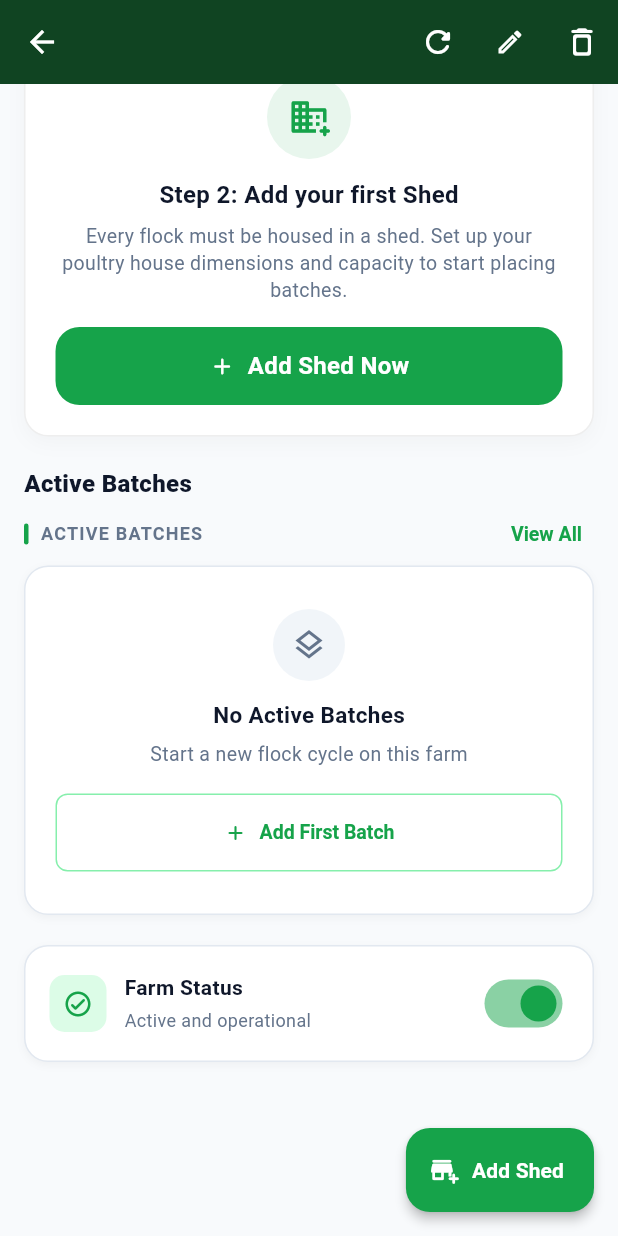
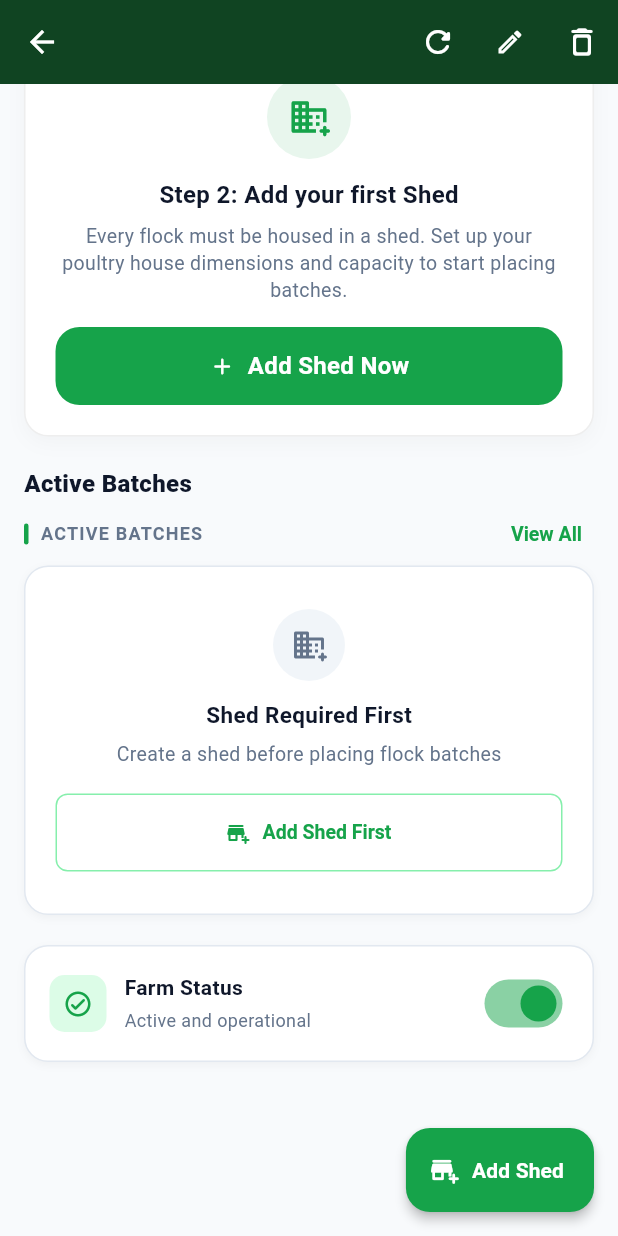
Before and after one commit to Muthudeenathayalan/FlockSense, a Flutter app: the FarmCommandCenterScreen screen opened directly with empty values, scrolled down 997 dp, on a phone screen of 412 x 824 dp. Run offline on Flutter 3.47's test engine with Material 3 defaults, Android fonts, the phone set to English and light mode, and no system bars; our stand-ins replace cloud_firestore, cloud_functions, file_picker, firebase_auth, firebase_core, firebase_messaging and 15 more; missing offline and left inert: excel; accounts and stored records are empty.

Commit message:
feat(farms): enhance active batches list section within farm detail view

```diff
--- a/repo/FlockSense/lib/features/farms/presentation/widgets/farm_active_batches_section.dart
+++ b/repo/FlockSense/lib/features/farms/presentation/widgets/farm_active_batches_section.dart
@@ -7,6 +7,9 @@ import 'package:flock_sense/features/batches/presentation/screens/batch_command_
 import 'package:flock_sense/features/batches/presentation/screens/batch_form_screen.dart';
 import 'package:flock_sense/features/batches/presentation/screens/batch_list_screen.dart';
 import 'package:flock_sense/features/farms/domain/farm_model.dart';
+import 'package:flock_sense/features/sheds/data/shed_service.dart';
+import 'package:flock_sense/features/sheds/domain/shed_model.dart';
+import 'package:flock_sense/features/sheds/presentation/screens/shed_form_screen.dart';
 
 const Color _kPrimary = Color(0xFF16A34A);
 const Color _kTextPrimary = Color(0xFF0F172A);
@@ -14,9 +17,16 @@ const Color _kTextSecondary = Color(0xFF64748B);
 
 /// Displays the active batches list within a farm.
 class FarmActiveBatchesSection extends StatelessWidget {
-  const FarmActiveBatchesSection({super.key, required this.farm});
+  const FarmActiveBatchesSection({
+    super.key,
+    required this.farm,
+    this.sheds,
+    this.batches,
+  });
 
   final FarmModel farm;
+  final List<ShedModel>? sheds;
+  final List<BatchModel>? batches;
 
   @override
   Widget build(BuildContext context) {
@@ -26,7 +36,8 @@ class FarmActiveBatchesSection extends StatelessWidget {
         Row(
           mainAxisAlignment: MainAxisAlignment.spaceBetween,
           children: [
-            Row(
+            Expanded(
+              child: Row(
                 children: [
                   Container(
                     width: 3,
@@ -37,7 +48,8 @@ class FarmActiveBatchesSection extends StatelessWidget {
                     ),
                   ),
                   const SizedBox(width: 8),
-                const Text(
+                  const Flexible(
+                    child: Text(
                       'ACTIVE BATCHES',
                       style: TextStyle(
                         fontSize: 12,
@@ -45,9 +57,13 @@ class FarmActiveBatchesSection extends StatelessWidget {
                         color: _kTextSecondary,
                         letterSpacing: 0.8,
                       ),
+                      overflow: TextOverflow.ellipsis,
+                    ),
                   ),
                 ],
               ),
+            ),
+            const SizedBox(width: 8),
             TextButton(
               onPressed: () {
                 Navigator.push(
@@ -77,6 +93,9 @@ class FarmActiveBatchesSection extends StatelessWidget {
           ],
         ),
         const SizedBox(height: 12),
+        if (batches != null)
+          _buildBatchesList(context, batches!)
+        else
           StreamBuilder<List<BatchModel>>(
             stream: BatchService.watchBatches(farm.id),
             builder: (context, snapshot) {
@@ -93,12 +112,45 @@ class FarmActiveBatchesSection extends StatelessWidget {
                 );
               }
 
-            final batches = snapshot.data ?? [];
-            final activeBatches = batches
+              final b = snapshot.data ?? [];
+              return _buildBatchesList(context, b);
+            },
+          ),
+      ],
+    );
+  }
+
+  Widget _buildBatchesList(BuildContext context, List<BatchModel> allBatches) {
+    final activeBatches = allBatches
         .where((b) => b.status.toLowerCase() == 'active')
         .toList();
 
     if (activeBatches.isEmpty) {
+      if (sheds != null) {
+        return _buildEmptyCard(context, sheds!.isEmpty);
+      }
+      return StreamBuilder<List<ShedModel>>(
+        stream: ShedService.watchSheds(farm.id),
+        builder: (context, shedSnap) {
+          final s = shedSnap.data ?? [];
+          return _buildEmptyCard(context, s.isEmpty);
+        },
+      );
+    }
+
+    return ListView.separated(
+      shrinkWrap: true,
+      physics: const NeverScrollableScrollPhysics(),
+      itemCount: activeBatches.length,
+      separatorBuilder: (_, __) => const SizedBox(height: 10),
+      itemBuilder: (context, index) {
+        final batch = activeBatches[index];
+        return _ActiveBatchCard(batch: batch, farm: farm);
+      },
+    );
+  }
+
+  Widget _buildEmptyCard(BuildContext context, bool noSheds) {
     return Container(
       width: double.infinity,
       decoration: AppDesign.cardDecoration,
@@ -115,44 +167,58 @@ class FarmActiveBatchesSection extends StatelessWidget {
               color: Color(0xFFF1F5F9),
               shape: BoxShape.circle,
             ),
-                      child: const Icon(
-                        Icons.layers_outlined,
+            child: Icon(
+              noSheds ? Icons.domain_add_rounded : Icons.layers_outlined,
               color: _kTextSecondary,
               size: 24,
             ),
           ),
           const SizedBox(height: 12),
-                    const Text(
-                      'No Active Batches',
-                      style: TextStyle(
+          Text(
+            noSheds ? 'Shed Required First' : 'No Active Batches',
+            style: const TextStyle(
               fontSize: 15,
               fontWeight: FontWeight.w700,
               color: _kTextPrimary,
             ),
           ),
           const SizedBox(height: 4),
-                    const Text(
-                      'Start a new flock cycle on this farm',
-                      style: TextStyle(fontSize: 13, color: _kTextSecondary),
+          Text(
+            noSheds
+                ? 'Create a shed before placing flock batches'
+                : 'Start a new flock cycle on this farm',
+            style: const TextStyle(fontSize: 13, color: _kTextSecondary),
           ),
           const SizedBox(height: 16),
           OutlinedButton.icon(
             onPressed: () {
+              if (noSheds) {
+                Navigator.push(
+                  context,
+                  MaterialPageRoute(
+                    builder: (_) => ShedFormScreen(
+                      farmId: farm.id,
+                      farm: farm,
+                    ),
+                  ),
+                );
+              } else {
                 Navigator.push(
                   context,
                   MaterialPageRoute(
                     builder: (_) => BatchFormScreen(farmId: farm.id),
                   ),
                 );
+              }
             },
-                      icon: const Icon(
-                        Icons.add_rounded,
+            icon: Icon(
+              noSheds ? Icons.add_business_rounded : Icons.add_rounded,
               size: 16,
               color: _kPrimary,
             ),
-                      label: const Text(
-                        'Add First Batch',
-                        style: TextStyle(
+            label: Text(
+              noSheds ? 'Add Shed First' : 'Add First Batch',
+              style: const TextStyle(
                 color: _kPrimary,
                 fontWeight: FontWeight.w600,
                 fontSize: 13,
@@ -171,22 +237,6 @@ class FarmActiveBatchesSection extends StatelessWidget {
           ),
         ],
       ),
-              );
-            }
-
-            return ListView.separated(
-              shrinkWrap: true,
-              physics: const NeverScrollableScrollPhysics(),
-              itemCount: activeBatches.length,
-              separatorBuilder: (_, __) => const SizedBox(height: 10),
-              itemBuilder: (context, index) {
-                final batch = activeBatches[index];
-                return _ActiveBatchCard(batch: batch, farm: farm);
-              },
-            );
-          },
-        ),
-      ],
     );
   }
 }
```
Lines whose indentation alone changed are shown as unchanged.
